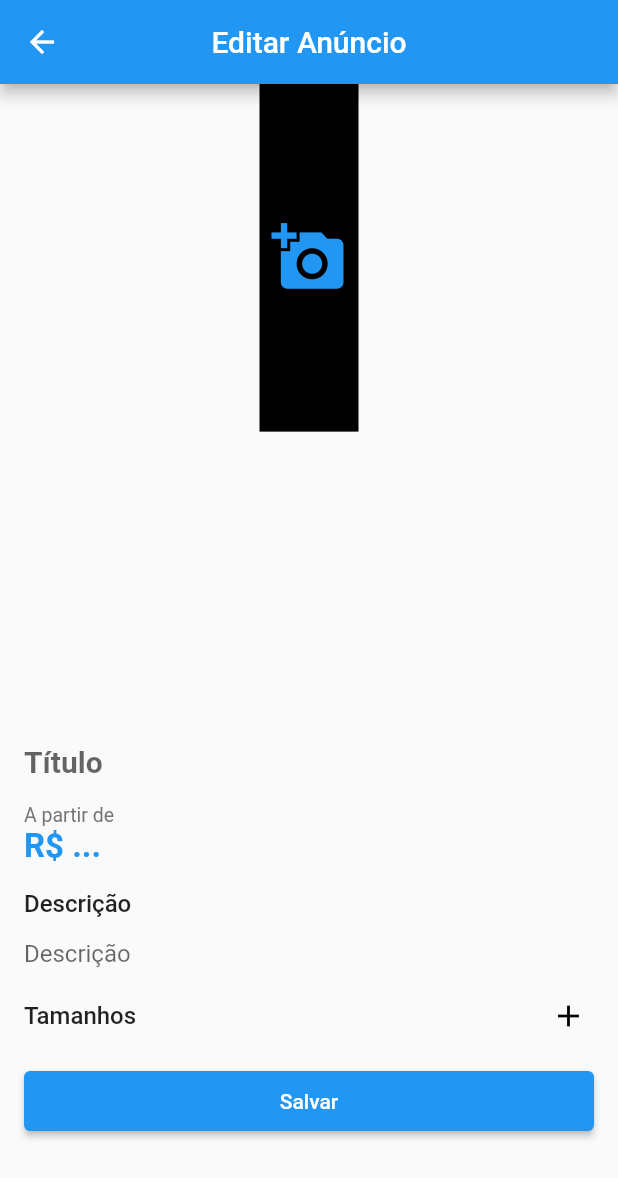
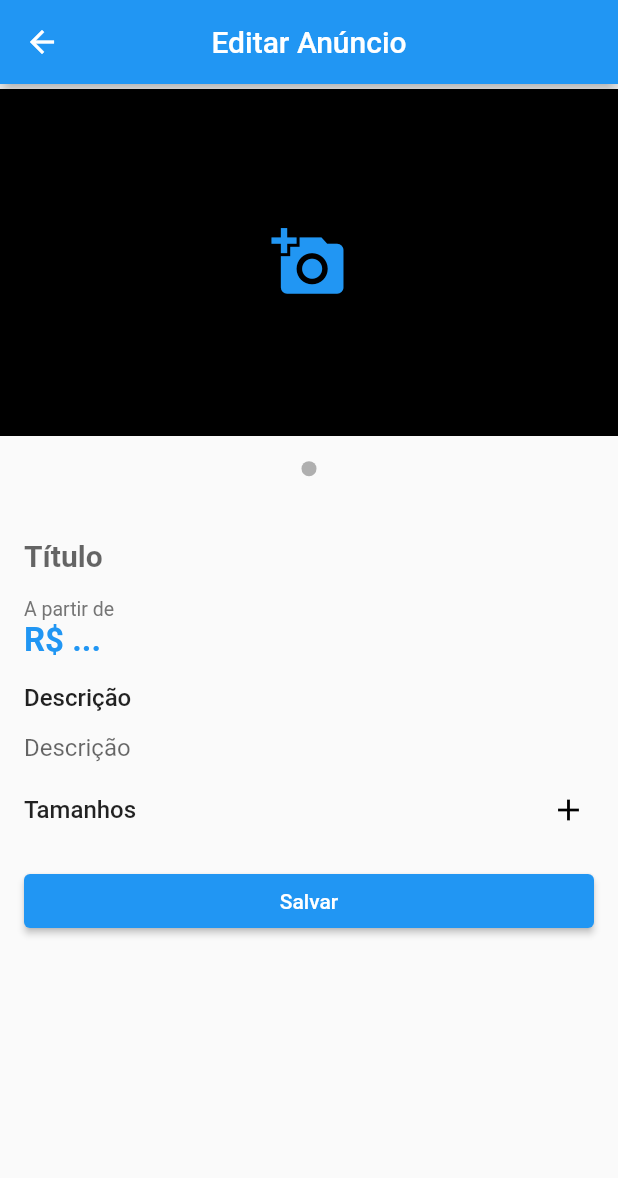
Before and after one commit to john182/lojinha-app, a Flutter app: the EditProduct screen opened directly with empty values, on a phone screen of 412 x 824 dp. Shown: the top 1178 px of the screen. Run offline on Flutter 3.47's test engine with Material 2 defaults, Android fonts, the phone set to English and light mode, and no system bars; drawn by our look-alikes of carousel_slider; our stand-ins replace cloud_firestore, firebase_auth, firebase_core, firebase_messaging, firebase_storage, get_it and 3 more; missing offline and left inert: alphabet_list_scroll_view; accounts and stored records are empty.

Commit message:
refatorando widgets

```diff
--- a/lib/view/page/edit_product/edit_product_page.dart
+++ b/lib/view/page/edit_product/edit_product_page.dart
@@ -2,6 +2,7 @@ import 'package:flutter/material.dart';
 import 'package:loja_virtual/model/product.dart';
 import 'package:loja_virtual/view/page/edit_product/widgets/image_form_widget.dart';
 import 'package:loja_virtual/view/page/edit_product/widgets/sizes_form_widget.dart';
+import 'package:loja_virtual/view/shared/widgets/button_loading_widget.dart';
 import 'package:loja_virtual/view/viewModel/product_view_model.dart';
 import 'package:provider/provider.dart';
 
@@ -15,7 +16,7 @@ class EditProduct extends StatelessWidget {
   @override
   Widget build(BuildContext context) {
     final primaryColor = Theme.of(context).primaryColor;
-    var viwModel = Provider.of<ProductViewModel>(context);
+
     return Scaffold(
       appBar: AppBar(
         title: Text(product.hasNew ? 'Criar Anúncio' : 'Editar Anúncio'),
@@ -85,18 +86,21 @@ class EditProduct extends StatelessWidget {
                   const SizedBox(
                     height: 20,
                   ),
-                  SizedBox(
-                    height: 40,
-                    child: ElevatedButton(
-                      onPressed: () {
-                        if (formKey.currentState!.validate()) {
-                          formKey.currentState!.save();
-                          viwModel.save(product);
-                        }
-                      },
-                      child: const Text('Salvar'),
-                    ),
-                  ),
+                  Consumer<ProductViewModel>(
+                    builder: (_, viewModel, __) {
+                      return ButtonLoadingWidget(
+                        label: "Salvar",
+                        loading: viewModel.loading,
+                        onPressed: () {
+                          if (formKey.currentState!.validate()) {
+                            formKey.currentState!.save();
+                            viewModel.save(product);
+                            Navigator.of(context).pop();
+                          }
+                        },
+                      );
+                    },
+                  )
                 ],
               ),
             )
--- /dev/null
+++ b/lib/view/page/edit_product/widgets/carousel_widget.dart
@@ -0,0 +1,84 @@
+import 'dart:io';
+
+import 'package:carousel_slider/carousel_slider.dart';
+import 'package:flutter/material.dart';
+import 'package:loja_virtual/view/page/edit_product/widgets/dot_widget.dart';
+
+import 'image_select_widget.dart';
+import 'image_source_sheet_widget.dart';
+
+class CarouselWidget extends StatelessWidget {
+  final List images;
+  final Function(dynamic image) onRemove;
+  final Function(File) onImageSelected;
+
+  const CarouselWidget(
+      {Key? key,
+      required this.images,
+      required this.onRemove,
+      required this.onImageSelected})
+      : super(key: key);
+
+  @override
+  Widget build(BuildContext context) {
+    int _currentIndex = 0;
+
+    return Column(
+      crossAxisAlignment: CrossAxisAlignment.stretch,
+      mainAxisAlignment: MainAxisAlignment.spaceAround,
+      children: [
+        CarouselSlider(
+          options: CarouselOptions(
+              enlargeCenterPage: true,
+              disableCenter: true,
+              viewportFraction: 1,
+              onPageChanged: (index, reason) {
+                _currentIndex = index;
+              }),
+          items: [
+            ...images.map<Widget>((image) {
+              return Stack(
+                fit: StackFit.expand,
+                children: [
+                  Container(
+                    child: image is String
+                        ? Image.network(image, fit: BoxFit.cover)
+                        : Image.file(image as File, fit: BoxFit.cover),
+                  ),
+                  Align(
+                    alignment: Alignment.topRight,
+                    child: IconButton(
+                      icon: const Icon(Icons.remove),
+                      color: Colors.red,
+                      onPressed: () {
+                        onRemove(image);
+                      },
+                    ),
+                  )
+                ],
+              );
+            }).toList(),
+            ImageSelectWidget(onPressed: () {
+              showModalBottomSheet(
+                  context: context,
+                  builder: (_) => ImageSourceSheetWidget(
+                        onImageSelected: onImageSelected,
+                      ));
+            }),
+          ],
+        ),
+        Row(
+          mainAxisAlignment: MainAxisAlignment.center,
+          children: images.map((imagem) {
+            final int index = images.indexOf(imagem);
+            final selected = _currentIndex == index;
+            return DotWidget(
+              selected: selected,
+            );
+          }).toList()
+            ..add(DotWidget()),
+        )
+      ],
+    );
+  }
+}
--- /dev/null
+++ b/lib/view/page/edit_product/widgets/dot_widget.dart
@@ -0,0 +1,23 @@
+import 'package:flutter/material.dart';
+
+class DotWidget extends StatelessWidget {
+  final bool selected;
+
+  const DotWidget({Key? key, this.selected = false}) : super(key: key);
+
+  @override
+  Widget build(BuildContext context) {
+    return Container(
+      width: 10.0,
+      height: 10.0,
+      margin: const EdgeInsets.symmetric(vertical: 10.0, horizontal: 2.0),
+      decoration: BoxDecoration(
+        shape: BoxShape.circle,
+        color: selected
+            ? const Color.fromRGBO(0, 0, 0, 0.8)
+            : const Color.fromRGBO(0, 0, 0, 0.3),
+      ),
+    );
+    ;
+  }
+}
--- a/lib/view/page/edit_product/widgets/image_form_widget.dart
+++ b/lib/view/page/edit_product/widgets/image_form_widget.dart
@@ -1,10 +1,11 @@
 import 'dart:io';
 import 'dart:ui';
 
-import 'package:carousel_slider/carousel_slider.dart';
+import 'package:flutter/cupertino.dart';
 import 'package:flutter/material.dart';
 import 'package:loja_virtual/model/product.dart';
-import 'package:loja_virtual/view/page/edit_product/widgets/image_source_sheet_widget.dart';
+
+import 'carousel_widget.dart';
 
 class ImagesFormWidget extends StatelessWidget {
   final Product product;
@@ -14,7 +15,7 @@ class ImagesFormWidget extends StatelessWidget {
   @override
   Widget build(BuildContext context) {
     const int _currentIndex = 0;
-    final double width = MediaQuery.of(context).size.width;
+
     return FormField<List<dynamic>>(
       initialValue: List.from(product.images),
       validator: (images) {
@@ -29,80 +30,24 @@ class ImagesFormWidget extends StatelessWidget {
         }
 
         return Column(
+          crossAxisAlignment: CrossAxisAlignment.stretch,
           children: [
             AspectRatio(
-              aspectRatio: 1,
-              child: Column(
-                crossAxisAlignment: CrossAxisAlignment.stretch,
-                children: [
-                  CarouselSlider(
-                      options: CarouselOptions(
-                        enlargeCenterPage: true,
-                      ),
-                      items: state.value!.map<Widget>((image) {
-                        return Stack(fit: StackFit.expand, children: [
-                          Container(
-                            width: width,
-                            decoration:
-                                const BoxDecoration(color: Colors.green),
-                            child: image is String
-                                ? Image.network(image, fit: BoxFit.cover)
-                                : Image.file(image as File, fit: BoxFit.cover),
-                          ),
-                          Align(
-                            alignment: Alignment.topRight,
-                            child: IconButton(
-                              icon: const Icon(Icons.remove),
-                              color: Colors.red,
-                              onPressed: () {
-                                state.value!.remove(image);
-                                state.didChange(state.value);
-                              },
-                            ),
-                          )
-                        ]);
-                      }).toList()
-                        ..add(Material(
-                          color: Colors.black,
-                          child: IconButton(
-                            icon: const Icon(Icons.add_a_photo),
-                            color: Theme.of(context).primaryColor,
-                            iconSize: 50,
-                            onPressed: () {
-                              showModalBottomSheet(
-                                  context: context,
-                                  builder: (_) => ImageSourceSheetWidget(
-                                        onImageSelected: onImageSelected,
-                                      ));
-                            },
-                          ),
-                        ))),
-                  Row(
-                    mainAxisAlignment: MainAxisAlignment.center,
-                    children: state.value!.map((imagem) {
-                      final int index = state.value!.indexOf(imagem);
-                      return Container(
-                          width: 10.0,
-                          height: 10.0,
-                          margin: const EdgeInsets.symmetric(
-                              vertical: 10.0, horizontal: 2.0),
-                          decoration: BoxDecoration(
-                            shape: BoxShape.circle,
-                            color: _currentIndex == index
-                                ? const Color.fromRGBO(0, 0, 0, 0.8)
-                                : const Color.fromRGBO(0, 0, 0, 0.3),
-                          ));
-                    }).toList(),
-                  )
-                ],
-              ),
-            ),
+                aspectRatio: 1.5,
+                child: CarouselWidget(
+                  images: state.value!,
+                  onRemove: (image) {
+                    state.value!.remove(image);
+                    state.didChange(state.value);
+                  },
+                  onImageSelected: onImageSelected,
+                )),
             if (state.hasError)
               Container(
-                margin: const EdgeInsets.only(top: 16, left: 16),
+                margin: const EdgeInsets.only(top: 8, left: 16),
                 alignment: Alignment.centerLeft,
                 child: Text(
-                  state.errorText!,
+                  state.errorText ?? "",
                   style: const TextStyle(
                     color: Colors.red,
                     fontSize: 12,
--- /dev/null
+++ b/lib/view/page/edit_product/widgets/image_select_widget.dart
@@ -0,0 +1,21 @@
+import 'package:flutter/material.dart';
+
+class ImageSelectWidget extends StatelessWidget {
+  final VoidCallback onPressed;
+
+  const ImageSelectWidget({Key? key, required this.onPressed})
+      : super(key: key);
+
+  @override
+  Widget build(BuildContext context) {
+    return Material(
+      color: Colors.black,
+      child: IconButton(
+        icon: const Icon(Icons.add_a_photo),
+        color: Theme.of(context).primaryColor,
+        iconSize: 50,
+        onPressed: onPressed,
+      ),
+    );
+  }
+}
--- /dev/null
+++ b/lib/view/shared/widgets/button_loading_widget.dart
@@ -0,0 +1,30 @@
+import 'package:flutter/material.dart';
+
+class ButtonLoadingWidget extends StatelessWidget {
+  final bool loading;
+  final VoidCallback? onPressed;
+  final String label;
+
+  const ButtonLoadingWidget({
+    Key? key,
+    required this.label,
+    this.loading = false,
+    this.onPressed,
+  }) : super(key: key);
+
+  @override
+  Widget build(BuildContext context) {
+    return ElevatedButton(
+      onPressed: loading ? null : onPressed,
+      child: loading
+          ? const SizedBox(
+              height: 20,
+              width: 20,
+              child: CircularProgressIndicator(
+                valueColor: AlwaysStoppedAnimation(Colors.white),
+              ),
+            )
+          : Text(label),
+    );
+  }
+}
```
Also changed, not shown: lib/view/viewModel/product_view_model.dart (+22 -10 lines).
